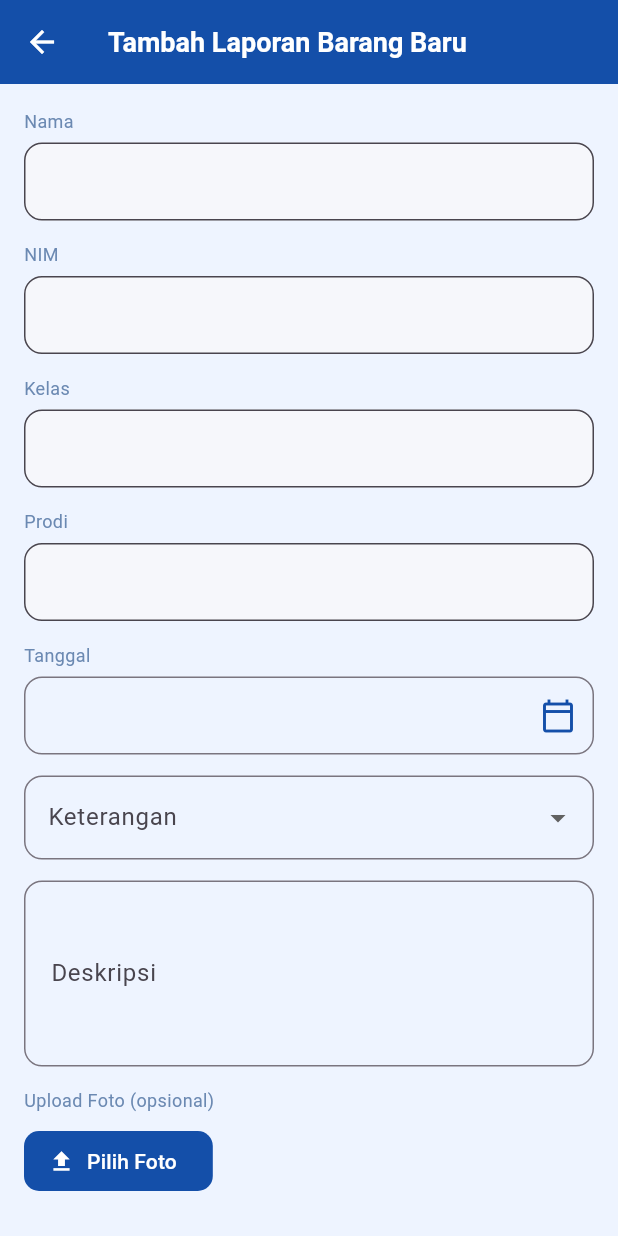
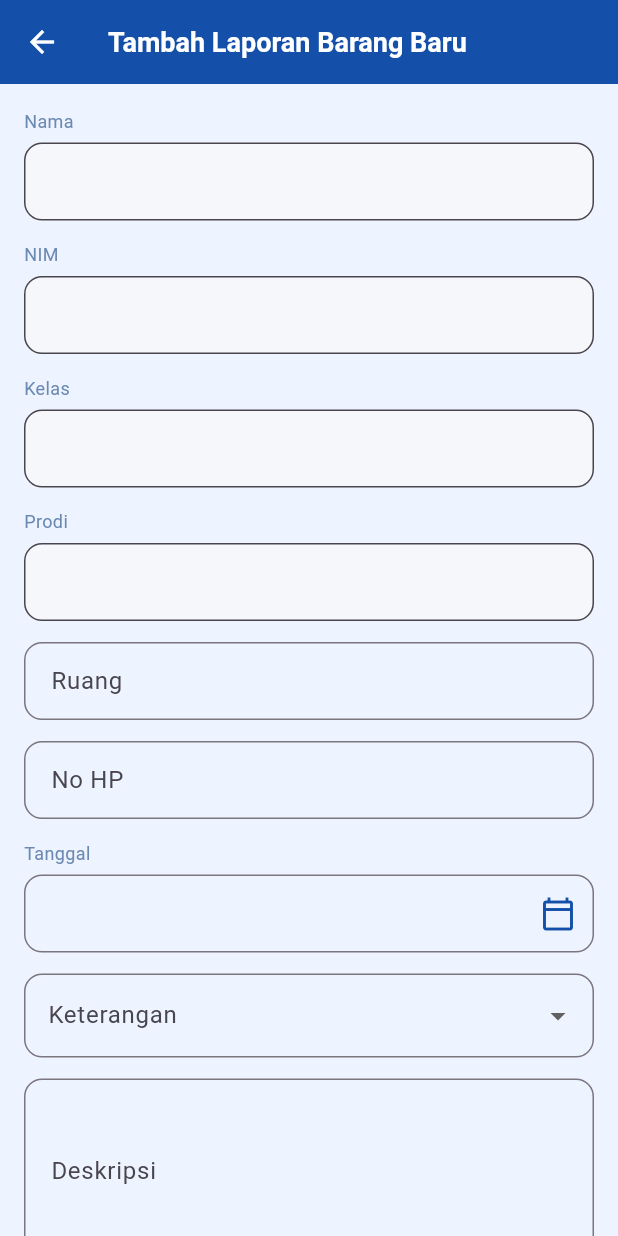
Before and after one commit to shalfaamelia/face-recognize-app, a Flutter app: the FormLaporanBarangScreen screen opened directly with empty values, on a phone screen of 412 x 824 dp. Run offline on Flutter 3.47's test engine with Material 3 defaults, Android fonts, the phone set to English and light mode, and no system bars; our stand-ins replace image_picker.

Commit message:
Perbaikan form tambah no hp dan ruang dan status berubah

```diff
--- a/frontend/lib/screens/laporan_barang/form_laporan_barang_screen.dart
+++ b/frontend/lib/screens/laporan_barang/form_laporan_barang_screen.dart
@@ -2,6 +2,7 @@ import 'dart:io';
 import 'package:flutter/material.dart';
 import 'package:image_picker/image_picker.dart';
 import 'package:intl/intl.dart';
+
 import '../../utils/palette.dart';
 import '../../utils/app_snackbar.dart';
 import '../../utils/app_theme_helpers.dart';
@@ -12,7 +13,11 @@ class FormLaporanBarangScreen extends StatefulWidget {
   final Map<String, dynamic> user;
   final LaporanBarangItem? item;
 
-  const FormLaporanBarangScreen({super.key, required this.user, this.item});
+  const FormLaporanBarangScreen({
+    super.key,
+    required this.user,
+    this.item,
+  });
 
   @override
   State<FormLaporanBarangScreen> createState() =>
@@ -21,6 +26,9 @@ class FormLaporanBarangScreen extends StatefulWidget {
 
 class _FormLaporanBarangScreenState extends State<FormLaporanBarangScreen> {
   final _formKey = GlobalKey<FormState>();
+
+  final _ruangController = TextEditingController();
+  final _noHpController = TextEditingController();
   final _deskripsiController = TextEditingController();
 
   DateTime? _selectedDate;
@@ -37,9 +45,13 @@ class _FormLaporanBarangScreenState extends State<FormLaporanBarangScreen> {
   @override
   void initState() {
     super.initState();
+
     if (widget.item != null) {
+      _ruangController.text = widget.item!.ruang;
+      _noHpController.text = widget.item!.noHp;
       _deskripsiController.text = widget.item!.deskripsi;
       _selectedKeterangan = widget.item!.keterangan;
+
       try {
         _selectedDate = DateTime.parse(widget.item!.tanggal);
       } catch (_) {}
@@ -48,6 +60,8 @@ class _FormLaporanBarangScreenState extends State<FormLaporanBarangScreen> {
 
   @override
   void dispose() {
+    _ruangController.dispose();
+    _noHpController.dispose();
     _deskripsiController.dispose();
     super.dispose();
   }
@@ -57,16 +71,23 @@ class _FormLaporanBarangScreenState extends State<FormLaporanBarangScreen> {
       context: context,
       initialDate: _selectedDate,
     );
-    if (picked != null) setState(() => _selectedDate = picked);
+
+    if (picked != null) {
+      setState(() => _selectedDate = picked);
+    }
   }
 
   Future<void> _pickImage() async {
     final picker = ImagePicker();
+
     final image = await picker.pickImage(
       source: ImageSource.gallery,
       imageQuality: 80,
     );
-    if (image != null) setState(() => _selectedImage = image);
+
+    if (image != null) {
+      setState(() => _selectedImage = image);
+    }
   }
 
   String _dateLabel() {
@@ -74,7 +95,9 @@ class _FormLaporanBarangScreenState extends State<FormLaporanBarangScreen> {
     return DateFormat('dd MMM yyyy', 'id_ID').format(_selectedDate!);
   }
 
-  String _dateApi() => DateFormat('yyyy-MM-dd').format(_selectedDate!);
+  String _dateApi() {
+    return DateFormat('yyyy-MM-dd').format(_selectedDate!);
+  }
 
   Future<void> _submit() async {
     if (!_formKey.currentState!.validate()) return;
@@ -85,6 +108,7 @@ class _FormLaporanBarangScreenState extends State<FormLaporanBarangScreen> {
     }
 
     final userId = _parseUserId(widget.user['id']);
+
     if (userId == null) {
       AppSnackbar.error(context, 'ID user tidak ditemukan');
       return;
@@ -96,6 +120,8 @@ class _FormLaporanBarangScreenState extends State<FormLaporanBarangScreen> {
       if (widget.item == null) {
         await LaporanBarangService().create(
           userId: userId,
+          ruang: _ruangController.text.trim(),
+          noHp: _noHpController.text.trim(),
           tanggal: _dateApi(),
           keterangan: _selectedKeterangan!,
           deskripsi: _deskripsiController.text.trim(),
@@ -105,6 +131,8 @@ class _FormLaporanBarangScreenState extends State<FormLaporanBarangScreen> {
         await LaporanBarangService().update(
           id: widget.item!.id,
           userId: userId,
+          ruang: _ruangController.text.trim(),
+          noHp: _noHpController.text.trim(),
           tanggal: _dateApi(),
           keterangan: _selectedKeterangan!,
           deskripsi: _deskripsiController.text.trim(),
@@ -113,18 +141,22 @@ class _FormLaporanBarangScreenState extends State<FormLaporanBarangScreen> {
       }
 
       if (!mounted) return;
+
       AppSnackbar.success(
         context,
         widget.item == null
             ? 'Laporan barang berhasil disimpan'
             : 'Laporan barang berhasil diperbarui',
       );
+
       Navigator.pop(context, true);
     } catch (e) {
       if (!mounted) return;
       AppSnackbar.error(context, 'Gagal simpan: $e');
     } finally {
-      if (mounted) setState(() => _isSaving = false);
+      if (mounted) {
+        setState(() => _isSaving = false);
+      }
     }
   }
 
@@ -134,7 +166,10 @@ class _FormLaporanBarangScreenState extends State<FormLaporanBarangScreen> {
       children: [
         Text(
           label,
-          style: const TextStyle(fontSize: 12, color: Palette.textMuted),
+          style: const TextStyle(
+            fontSize: 12,
+            color: Palette.textMuted,
+          ),
         ),
         const SizedBox(height: 6),
         TextFormField(
@@ -143,7 +178,9 @@ class _FormLaporanBarangScreenState extends State<FormLaporanBarangScreen> {
           decoration: InputDecoration(
             filled: true,
             fillColor: const Color(0xFFF6F7FB),
-            border: OutlineInputBorder(borderRadius: BorderRadius.circular(12)),
+            border: OutlineInputBorder(
+              borderRadius: BorderRadius.circular(12),
+            ),
             contentPadding: const EdgeInsets.symmetric(
               horizontal: 14,
               vertical: 14,
@@ -151,6 +188,41 @@ class _FormLaporanBarangScreenState extends State<FormLaporanBarangScreen> {
           ),
         ),
       ],
+    );
+  }
+
+  Widget _inputField({
+    required TextEditingController controller,
+    required String label,
+    required String validatorMessage,
+    TextInputType keyboardType = TextInputType.text,
+    int maxLines = 1,
+  }) {
+    return TextFormField(
+      controller: controller,
+      keyboardType: keyboardType,
+      maxLines: maxLines,
+      validator: (value) {
+        if (value == null || value.trim().isEmpty) {
+          return validatorMessage;
+        }
+
+        return null;
+      },
+      decoration: InputDecoration(
+        labelText: label,
+        border: OutlineInputBorder(
+          borderRadius: BorderRadius.circular(12),
+        ),
+        focusedBorder: OutlineInputBorder(
+          borderRadius: BorderRadius.circular(12),
+          borderSide: const BorderSide(
+            color: Palette.blue,
+            width: 1.5,
+          ),
+        ),
+        contentPadding: const EdgeInsets.all(14),
+      ),
     );
   }
 
@@ -168,7 +240,10 @@ class _FormLaporanBarangScreenState extends State<FormLaporanBarangScreen> {
           widget.item == null
               ? 'Tambah Laporan Barang Baru'
               : 'Edit Laporan Barang',
-          style: const TextStyle(fontSize: 18, fontWeight: FontWeight.w700),
+          style: const TextStyle(
+            fontSize: 18,
+            fontWeight: FontWeight.w700,
+          ),
         ),
         backgroundColor: Palette.blue,
         foregroundColor: Colors.white,
@@ -189,13 +264,30 @@ class _FormLaporanBarangScreenState extends State<FormLaporanBarangScreen> {
               _readonlyField('Prodi', prodi),
               const SizedBox(height: 14),
 
-              // Date picker
+              _inputField(
+                controller: _ruangController,
+                label: 'Ruang',
+                validatorMessage: 'Ruang wajib diisi',
+              ),
+              const SizedBox(height: 14),
+
+              _inputField(
+                controller: _noHpController,
+                label: 'No HP',
+                validatorMessage: 'No HP wajib diisi',
+                keyboardType: TextInputType.phone,
+              ),
+              const SizedBox(height: 14),
+
               Column(
                 crossAxisAlignment: CrossAxisAlignment.start,
                 children: [
                   const Text(
                     'Tanggal',
-                    style: TextStyle(fontSize: 12, color: Palette.textMuted),
+                    style: TextStyle(
+                      fontSize: 12,
+                      color: Palette.textMuted,
+                    ),
                   ),
                   const SizedBox(height: 6),
                   InkWell(
@@ -203,7 +295,9 @@ class _FormLaporanBarangScreenState extends State<FormLaporanBarangScreen> {
                     borderRadius: BorderRadius.circular(12),
                     child: IgnorePointer(
                       child: TextFormField(
-                        controller: TextEditingController(text: _dateLabel()),
+                        controller: TextEditingController(
+                          text: _dateLabel(),
+                        ),
                         decoration: InputDecoration(
                           suffixIcon: const Icon(
                             Icons.calendar_today_outlined,
@@ -224,9 +318,11 @@ class _FormLaporanBarangScreenState extends State<FormLaporanBarangScreen> {
                             vertical: 14,
                           ),
                         ),
-                        validator: (_) => _selectedDate == null
+                        validator: (_) {
+                          return _selectedDate == null
                               ? 'Tanggal wajib dipilih'
-                            : null,
+                              : null;
+                        },
                       ),
                     ),
                   ),
@@ -234,7 +330,6 @@ class _FormLaporanBarangScreenState extends State<FormLaporanBarangScreen> {
               ),
               const SizedBox(height: 14),
 
-              // Dropdown keterangan
               DropdownButtonFormField<String>(
                 value: _selectedKeterangan,
                 items: const [
@@ -260,38 +355,25 @@ class _FormLaporanBarangScreenState extends State<FormLaporanBarangScreen> {
                     ),
                   ),
                 ),
-                onChanged: (v) => setState(() => _selectedKeterangan = v),
-                validator: (v) => (v == null || v.isEmpty)
+                onChanged: (value) {
+                  setState(() => _selectedKeterangan = value);
+                },
+                validator: (value) {
+                  return value == null || value.isEmpty
                       ? 'Keterangan wajib dipilih'
-                    : null,
+                      : null;
+                },
               ),
               const SizedBox(height: 14),
 
-              // Deskripsi
-              TextFormField(
+              _inputField(
                 controller: _deskripsiController,
+                label: 'Deskripsi',
+                validatorMessage: 'Deskripsi wajib diisi',
                 maxLines: 4,
-                validator: (value) => value == null || value.trim().isEmpty
-                    ? 'Deskripsi wajib diisi'
-                    : null,
-                decoration: InputDecoration(
-                  labelText: 'Deskripsi',
-                  border: OutlineInputBorder(
-                    borderRadius: BorderRadius.circular(12),
-                  ),
-                  focusedBorder: OutlineInputBorder(
-                    borderRadius: BorderRadius.circular(12),
-                    borderSide: const BorderSide(
-                      color: Palette.blue,
-                      width: 1.5,
-                    ),
-                  ),
-                  contentPadding: const EdgeInsets.all(14),
-                ),
               ),
               const SizedBox(height: 14),
 
-              // Upload foto
               Align(
                 alignment: Alignment.centerLeft,
                 child: Column(
@@ -299,7 +381,10 @@ class _FormLaporanBarangScreenState extends State<FormLaporanBarangScreen> {
                   children: [
                     const Text(
                       'Upload Foto (opsional)',
-                      style: TextStyle(fontSize: 12, color: Palette.textMuted),
+                      style: TextStyle(
+                        fontSize: 12,
+                        color: Palette.textMuted,
+                      ),
                     ),
                     const SizedBox(height: 8),
                     ElevatedButton.icon(
@@ -337,6 +422,7 @@ class _FormLaporanBarangScreenState extends State<FormLaporanBarangScreen> {
                           fit: BoxFit.cover,
                           loadingBuilder: (_, child, progress) {
                             if (progress == null) return child;
+
                             return Container(
                               width: 120,
                               height: 120,
@@ -348,7 +434,8 @@ class _FormLaporanBarangScreenState extends State<FormLaporanBarangScreen> {
                               ),
                             );
                           },
-                          errorBuilder: (_, __, ___) => Container(
+                          errorBuilder: (_, __, ___) {
+                            return Container(
                               width: 120,
                               height: 120,
                               color: Palette.bgField,
@@ -358,7 +445,8 @@ class _FormLaporanBarangScreenState extends State<FormLaporanBarangScreen> {
                                   color: Colors.grey,
                                 ),
                               ),
-                          ),
+                            );
+                          },
                         ),
                       ),
                   ],
--- a/frontend/lib/screens/laporan_barang/laporan_barang_model.dart
+++ b/frontend/lib/screens/laporan_barang/laporan_barang_model.dart
@@ -7,6 +7,8 @@ class LaporanBarangItem {
   final String nim;
   final String kelas;
   final String prodi;
+  final String ruang;
+  final String noHp;
   final String tanggal;
   final String keterangan;
   final String deskripsi;
@@ -21,6 +23,8 @@ class LaporanBarangItem {
     required this.nim,
     required this.kelas,
     required this.prodi,
+    required this.ruang,
+    required this.noHp,
     required this.tanggal,
     required this.keterangan,
     required this.deskripsi,
@@ -39,44 +43,58 @@ class LaporanBarangItem {
       nim: (json['nim'] ?? '').toString(),
       kelas: (json['kelas'] ?? '').toString(),
       prodi: (json['prodi'] ?? '').toString(),
+      ruang: (json['ruang'] ?? '').toString(),
+      noHp: (json['no_hp'] ?? '').toString(),
       tanggal: (json['tanggal'] ?? '').toString(),
       keterangan: (json['keterangan'] ?? '').toString(),
       deskripsi: (json['deskripsi'] ?? '').toString(),
-      status: (json['status'] ?? 'baru').toString(),
+      status: (json['status'] ?? 'menunggu').toString(),
       foto: json['foto']?.toString(),
       fotoUrl: _normalizeFotoUrl(json['foto_url']?.toString()),
     );
   }
+
+  bool get isMenunggu => status.toLowerCase() == 'menunggu';
+
+  bool get isDiterima => status.toLowerCase() == 'diterima';
 
   static String? _normalizeFotoUrl(String? url) {
     if (url == null || url.isEmpty) return null;
 
     final trimmed = url.trim();
     final appBase = ApiService.loginBaseUrl.replaceFirst(RegExp(r'/+$'), '');
+
     if (trimmed.startsWith('//')) {
       return 'https:$trimmed';
     }
+
     if (trimmed.startsWith('/api/')) {
       return '$appBase$trimmed';
     }
+
     if (trimmed.startsWith('api/')) {
       return '$appBase/$trimmed';
     }
+
     if (trimmed.startsWith('/')) {
       return '$appBase$trimmed';
     }
 
     final uri = Uri.tryParse(trimmed);
+
     if (uri != null && uri.hasScheme) {
       final appBaseUri = Uri.tryParse(appBase);
+
       if (appBaseUri != null &&
           uri.scheme == 'http' &&
           appBaseUri.scheme == 'https' &&
           uri.host == appBaseUri.host) {
         return uri.replace(scheme: 'https').toString();
       }
+
       return trimmed;
     }
+
     return trimmed;
   }
 }
```
Also changed, not shown: frontend/lib/screens/laporan_barang/laporan_barang_screen.dart (+308 -141 lines), frontend/lib/screens/laporan_barang/laporan_barang_service.dart (+49 -6 lines). Lines whose indentation alone changed are shown as unchanged.
